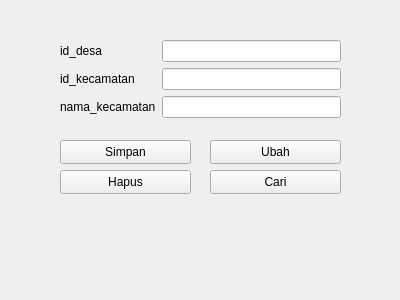
Dibleday/Sistem_Informasi_Pariwisata, file formdesa.ui: the form before one commit.
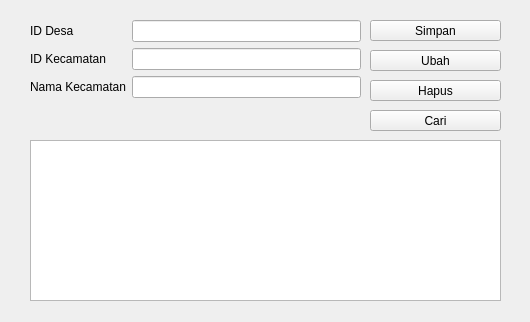
The form after the commit.

Patch:
```diff
--- a/formdesa.ui
+++ b/formdesa.ui
@@ -6,8 +6,8 @@
    <rect>
     <x>0</x>
     <y>0</y>
-    <width>400</width>
-    <height>300</height>
+    <width>530</width>
+    <height>322</height>
    </rect>
   </property>
   <property name="windowTitle">
@@ -16,17 +16,17 @@
   <widget class="QWidget" name="formLayoutWidget">
    <property name="geometry">
     <rect>
-     <x>60</x>
-     <y>40</y>
-     <width>281</width>
-     <height>91</height>
+     <x>30</x>
+     <y>20</y>
+     <width>331</width>
+     <height>111</height>
     </rect>
    </property>
    <layout class="QFormLayout" name="formLayout">
     <item row="0" column="0">
      <widget class="QLabel" name="id_desaLabel">
       <property name="text">
-       <string>id_desa</string>
+       <string>ID Desa</string>
       </property>
      </widget>
     </item>
@@ -36,7 +36,7 @@
     <item row="1" column="0">
      <widget class="QLabel" name="id_kecamatanLabel">
       <property name="text">
-       <string>id_kecamatan</string>
+       <string>ID Kecamatan</string>
       </property>
      </widget>
     </item>
@@ -46,7 +46,7 @@
     <item row="2" column="0">
      <widget class="QLabel" name="nama_kecamatanLabel">
       <property name="text">
-       <string>nama_kecamatan</string>
+       <string>Nama Kecamatan</string>
       </property>
      </widget>
     </item>
@@ -58,10 +58,10 @@
   <widget class="QPushButton" name="pushButton">
    <property name="geometry">
     <rect>
-     <x>60</x>
-     <y>140</y>
+     <x>370</x>
+     <y>20</y>
      <width>131</width>
-     <height>24</height>
+     <height>21</height>
     </rect>
    </property>
    <property name="text">
@@ -71,10 +71,10 @@
   <widget class="QPushButton" name="pushButton_2">
    <property name="geometry">
     <rect>
-     <x>60</x>
-     <y>170</y>
+     <x>370</x>
+     <y>80</y>
      <width>131</width>
-     <height>24</height>
+     <height>21</height>
     </rect>
    </property>
    <property name="text">
@@ -84,10 +84,10 @@
   <widget class="QPushButton" name="pushButton_3">
    <property name="geometry">
     <rect>
-     <x>210</x>
-     <y>140</y>
+     <x>370</x>
+     <y>50</y>
      <width>131</width>
-     <height>24</height>
+     <height>21</height>
     </rect>
    </property>
    <property name="text">
@@ -97,16 +97,26 @@
   <widget class="QPushButton" name="pushButton_4">
    <property name="geometry">
     <rect>
-     <x>210</x>
-     <y>170</y>
+     <x>370</x>
+     <y>110</y>
      <width>131</width>
-     <height>24</height>
+     <height>21</height>
     </rect>
    </property>
    <property name="text">
     <string>Cari</string>
    </property>
   </widget>
+  <widget class="QTableView" name="tabledesa">
+   <property name="geometry">
+    <rect>
+     <x>30</x>
+     <y>140</y>
+     <width>471</width>
+     <height>161</height>
+    </rect>
+   </property>
+  </widget>
  </widget>
  <resources/>
  <connections/>
```
